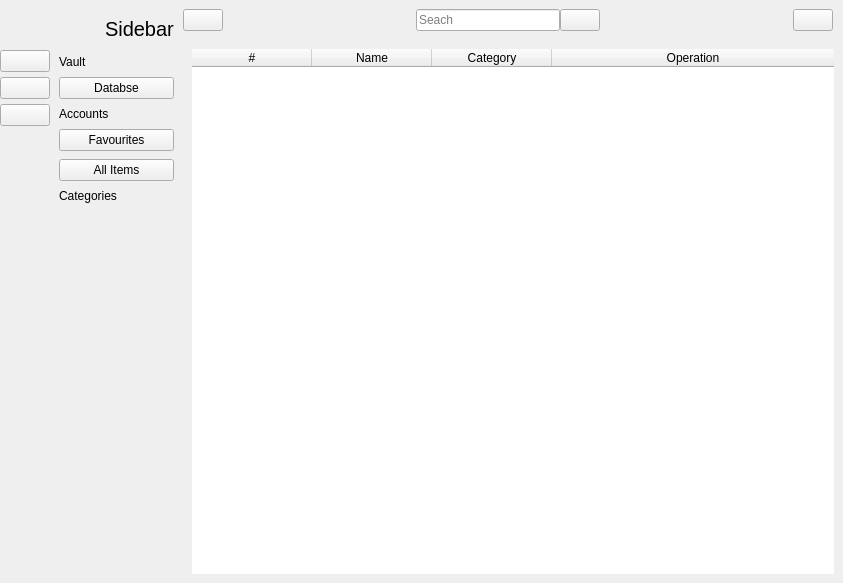
First picture: the form in passcipher/ui/sidebar.ui, repository AdamJow/PassCipher, before the edit.
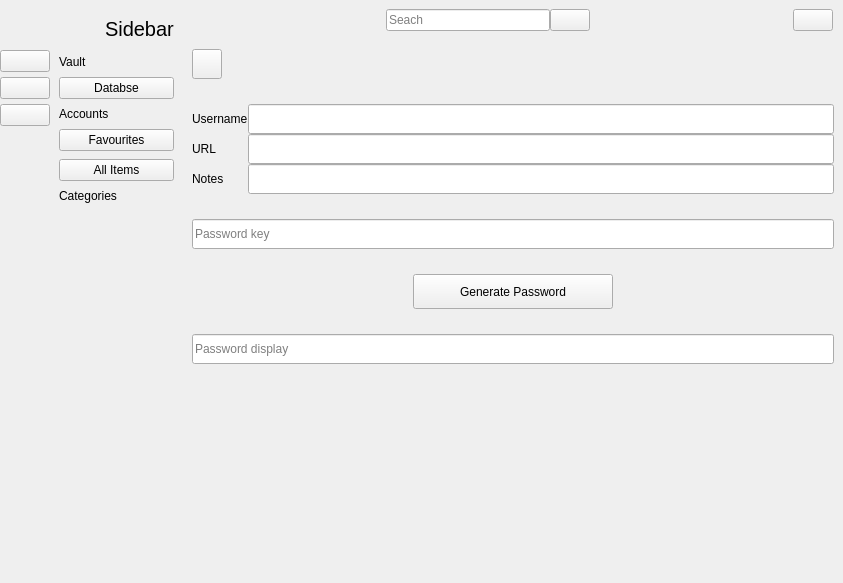
Second picture: the form after the edit. Icons and pictures are not drawn.

Commit message: Set up basic view account page

The edit to the form file:
```diff
--- a/passcipher/ui/sidebar.ui
+++ b/passcipher/ui/sidebar.ui
@@ -72,26 +72,6 @@
           <property name="bottomMargin">
            <number>0</number>
           </property>
-          <item>
-           <widget class="QPushButton" name="sidebar_btn">
-            <property name="text">
-             <string/>
-            </property>
-            <property name="icon">
-             <iconset resource="static/resource.qrc">
-              <normaloff>:/icon/icon/sidebar_list.ico</normaloff>:/icon/icon/sidebar_list.ico</iconset>
-            </property>
-            <property name="iconSize">
-             <size>
-              <width>17</width>
-              <height>17</height>
-             </size>
-            </property>
-            <property name="checkable">
-             <bool>true</bool>
-            </property>
-           </widget>
-          </item>
           <item>
            <spacer name="horizontalSpacer">
             <property name="orientation">
@@ -163,7 +143,7 @@
        <item>
         <widget class="QStackedWidget" name="stackedWidget">
          <property name="currentIndex">
-          <number>1</number>
+          <number>2</number>
          </property>
          <widget class="QWidget" name="database_page">
           <layout class="QGridLayout" name="gridLayout_2">
@@ -233,6 +213,238 @@
            </item>
           </layout>
          </widget>
+         <widget class="QWidget" name="view_page">
+          <layout class="QGridLayout" name="gridLayout_5">
+           <property name="verticalSpacing">
+            <number>25</number>
+           </property>
+           <item row="0" column="0">
+            <layout class="QHBoxLayout" name="horizontalLayout_6">
+             <item>
+              <widget class="QPushButton" name="back_btn">
+               <property name="minimumSize">
+                <size>
+                 <width>30</width>
+                 <height>30</height>
+                </size>
+               </property>
+               <property name="maximumSize">
+                <size>
+                 <width>30</width>
+                 <height>30</height>
+                </size>
+               </property>
+               <property name="text">
+                <string/>
+               </property>
+               <property name="icon">
+                <iconset resource="static/resource.qrc">
+                 <normaloff>:/icon/icon/back.png</normaloff>:/icon/icon/back.png</iconset>
+               </property>
+              </widget>
+             </item>
+             <item>
+              <spacer name="horizontalSpacer_5">
+               <property name="orientation">
+                <enum>Qt::Horizontal</enum>
+               </property>
+               <property name="sizeHint" stdset="0">
+                <size>
+                 <width>40</width>
+                 <height>20</height>
+                </size>
+               </property>
+              </spacer>
+             </item>
+            </layout>
+           </item>
+           <item row="2" column="0">
+            <widget class="QLineEdit" name="key_input">
+             <property name="minimumSize">
+              <size>
+               <width>0</width>
+               <height>30</height>
+              </size>
+             </property>
+             <property name="maximumSize">
+              <size>
+               <width>16777215</width>
+               <height>30</height>
+              </size>
+             </property>
+             <property name="placeholderText">
+              <string>Password key</string>
+             </property>
+            </widget>
+           </item>
+           <item row="4" column="0">
+            <widget class="QLineEdit" name="password_output">
+             <property name="minimumSize">
+              <size>
+               <width>0</width>
+               <height>30</height>
+              </size>
+             </property>
+             <property name="maximumSize">
+              <size>
+               <width>16777215</width>
+               <height>30</height>
+              </size>
+             </property>
+             <property name="readOnly">
+              <bool>true</bool>
+             </property>
+             <property name="placeholderText">
+              <string>Password display</string>
+             </property>
+            </widget>
+           </item>
+           <item row="5" column="0">
+            <spacer name="verticalSpacer_3">
+             <property name="orientation">
+              <enum>Qt::Vertical</enum>
+             </property>
+             <property name="sizeHint" stdset="0">
+              <size>
+               <width>20</width>
+               <height>164</height>
+              </size>
+             </property>
+            </spacer>
+           </item>
+           <item row="1" column="0">
+            <layout class="QGridLayout" name="gridLayout_4">
+             <item row="0" column="0">
+              <widget class="QLabel" name="username_heading">
+               <property name="text">
+                <string>Username</string>
+               </property>
+              </widget>
+             </item>
+             <item row="0" column="1">
+              <widget class="QLineEdit" name="username_text">
+               <property name="minimumSize">
+                <size>
+                 <width>0</width>
+                 <height>30</height>
+                </size>
+               </property>
+               <property name="maximumSize">
+                <size>
+                 <width>16777215</width>
+                 <height>30</height>
+                </size>
+               </property>
+               <property name="readOnly">
+                <bool>true</bool>
+               </property>
+              </widget>
+             </item>
+             <item row="1" column="0">
+              <widget class="QLabel" name="url_heading">
+               <property name="text">
+                <string>URL</string>
+               </property>
+              </widget>
+             </item>
+             <item row="1" column="1">
+              <widget class="QLineEdit" name="url_text">
+               <property name="minimumSize">
+                <size>
+                 <width>0</width>
+                 <height>30</height>
+                </size>
+               </property>
+               <property name="maximumSize">
+                <size>
+                 <width>16777215</width>
+                 <height>30</height>
+                </size>
+               </property>
+               <property name="readOnly">
+                <bool>true</bool>
+               </property>
+              </widget>
+             </item>
+             <item row="2" column="0">
+              <widget class="QLabel" name="notes_heading">
+               <property name="text">
+                <string>Notes</string>
+               </property>
+              </widget>
+             </item>
+             <item row="2" column="1">
+              <widget class="QLineEdit" name="notes_text">
+               <property name="minimumSize">
+                <size>
+                 <width>0</width>
+                 <height>30</height>
+                </size>
+               </property>
+               <property name="maximumSize">
+                <size>
+                 <width>16777215</width>
+                 <height>16777215</height>
+                </size>
+               </property>
+               <property name="readOnly">
+                <bool>true</bool>
+               </property>
+              </widget>
+             </item>
+            </layout>
+           </item>
+           <item row="3" column="0">
+            <layout class="QHBoxLayout" name="horizontalLayout_5">
+             <item>
+              <spacer name="horizontalSpacer_3">
+               <property name="orientation">
+                <enum>Qt::Horizontal</enum>
+               </property>
+               <property name="sizeHint" stdset="0">
+                <size>
+                 <width>40</width>
+                 <height>20</height>
+                </size>
+               </property>
+              </spacer>
+             </item>
+             <item>
+              <widget class="QPushButton" name="generate_btn">
+               <property name="minimumSize">
+                <size>
+                 <width>200</width>
+                 <height>35</height>
+                </size>
+               </property>
+               <property name="maximumSize">
+                <size>
+                 <width>200</width>
+                 <height>35</height>
+                </size>
+               </property>
+               <property name="text">
+                <string>Generate Password</string>
+               </property>
+              </widget>
+             </item>
+             <item>
+              <spacer name="horizontalSpacer_4">
+               <property name="orientation">
+                <enum>Qt::Horizontal</enum>
+               </property>
+               <property name="sizeHint" stdset="0">
+                <size>
+                 <width>40</width>
+                 <height>20</height>
+                </size>
+               </property>
+              </spacer>
+             </item>
+            </layout>
+           </item>
+          </layout>
+         </widget>
         </widget>
        </item>
       </layout>
```
Left out of the diff: 43 changed lines with no effect on the pictures. The commit also changes 6 other files.
